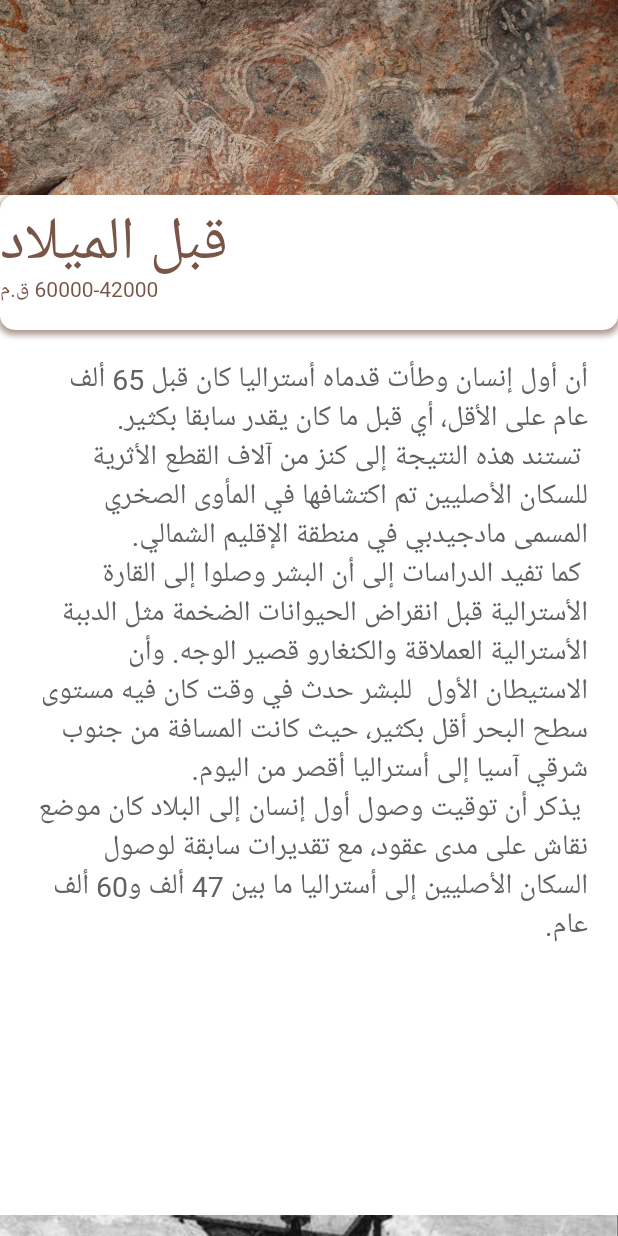
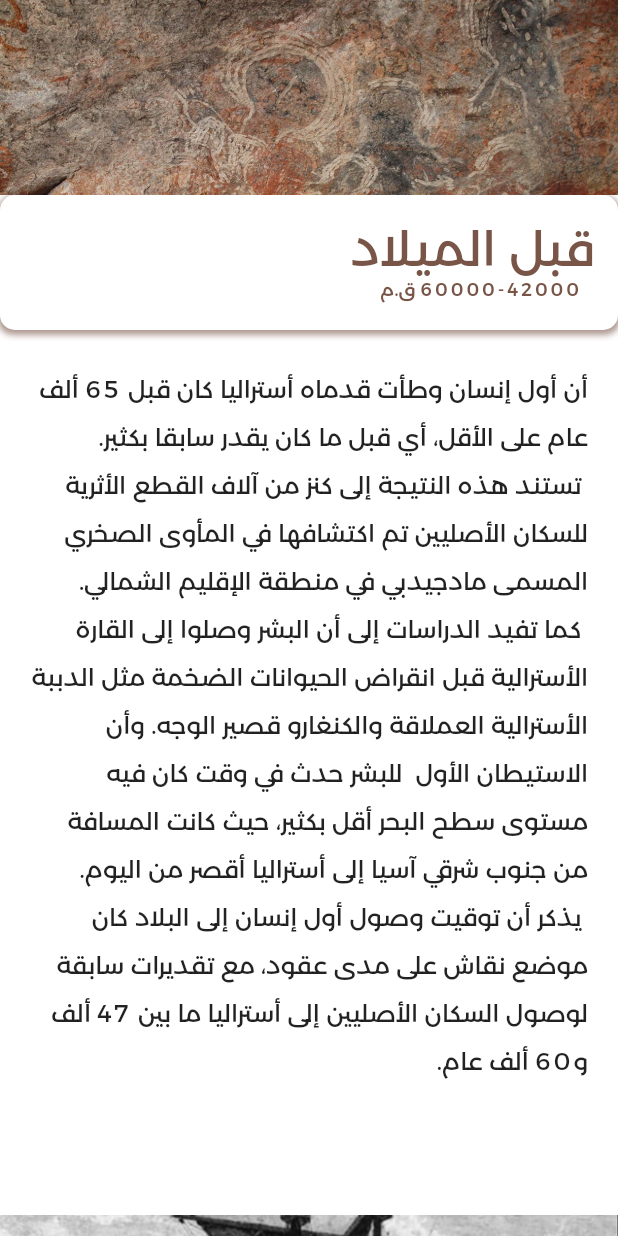
Before and after one commit to AboutAustralia/aboutAustralia, a Flutter app: the HistoryOfAustralia widget shown alone on an empty page, opened directly, on a phone screen of 412 x 824 dp. Run offline on Flutter 3.47's test engine with Material 2 defaults, Android fonts, the light colour scheme and no system bars; our stand-ins replace cloud_firestore, firebase_auth, firebase_core, firebase_database, flutter_secure_storage, font_awesome_flutter and 3 more; missing offline and left inert: onboarding; accounts and stored records are empty; network calls fail.

Commit message:
fixed history page

```diff
--- a/lib/theme/app_typography.dart
+++ b/lib/theme/app_typography.dart
@@ -2,10 +2,26 @@ import 'package:flutter/cupertino.dart';
 import 'package:about_australia/theme/app_colors.dart';
 
 class AppTypography {
-  static const header = TextStyle(fontFamily: "Montserrat", fontSize: 40);
-  static const headerMedium = TextStyle(fontFamily: "Montserrat", fontSize: 24);
+  static const header = TextStyle(
+    fontFamily: "Montserrat",
+    fontSize: 40,
+    letterSpacing: 2,
+  );
+  static const header2 = TextStyle(
+    fontFamily: "Montserrat",
+    fontSize: 32,
+    height: 0.9,
+    letterSpacing: 2,
+  );
+
+  static const headerMedium = TextStyle(
+    fontFamily: "Montserrat",
+    fontSize: 24,
+    letterSpacing: 2,
+  );
 
   static const bodySmall = TextStyle(
+      letterSpacing: 2,
       fontFamily: "Montserrat",
       fontSize: 12,
       fontWeight: FontWeight.w100,
@@ -16,6 +32,13 @@ class AppTypography {
       fontWeight: FontWeight.w500,
       letterSpacing: 2,
       height: 24 / 16);
+
+  static const bodyNormal2 = TextStyle(
+      fontFamily: "Montserrat",
+      fontSize: 16,
+      fontWeight: FontWeight.w400,
+      letterSpacing: 2,
+      height: 2);
   static const bodyMedium2 = TextStyle(
       fontFamily: "Montserrat",
       fontSize: 14,
--- a/lib/views/history_of_australia.dart
+++ b/lib/views/history_of_australia.dart
@@ -1,8 +1,7 @@
+import 'package:about_australia/theme/app_typography.dart';
 import 'package:flutter/cupertino.dart';
 import 'package:flutter/material.dart';
 import 'dart:math' as math;
-
-
 
 class _SliverAppBarDelegate extends SliverPersistentHeaderDelegate {
   _SliverAppBarDelegate({
@@ -76,22 +75,21 @@ class HistoryOfAustralia extends StatelessWidget {
               )
             ])),
         child: Column(
-          crossAxisAlignment: CrossAxisAlignment.end,
+          crossAxisAlignment: CrossAxisAlignment.start,
           children: <Widget>[
             Padding(
-              padding: const EdgeInsets.only(top: 25, right: 13.0),
+                padding: const EdgeInsets.only(top: 24, right: 16.0),
                 child: Text(
                   title,
-                textAlign: TextAlign.right,
-                style: TextStyle(height: 0.7, color: colour, fontSize: 40),
-              ),
-            ),
+                  style: AppTypography.header2.copyWith(color: colour),
+                )),
             Padding(
-              padding: const EdgeInsets.only(right: 13.0),
+              padding: const EdgeInsets.only(right: 24.0),
               child: Text(
                 Stitle,
                 textAlign: TextAlign.right,
-                style: TextStyle(color: colour, fontSize: 14),
+                style: AppTypography.bodySmall
+                    .copyWith(color: colour, fontWeight: FontWeight.w500),
               ),
             ),
           ],
@@ -104,14 +102,15 @@ class HistoryOfAustralia extends StatelessWidget {
       child: Text(
         cont,
         textAlign: TextAlign.right,
-        style: TextStyle(color: Colors.grey[700], fontSize: 19),
+        style: AppTypography.bodyNormal2.copyWith(fontWeight: FontWeight.w400),
       ),
     );
   }
 
   @override
   Widget build(BuildContext context) {
-    return SafeArea(
+    return Scrollbar(
+      child: SafeArea(
         child: CustomScrollView(
           slivers: <Widget>[
             makeHeader('قبل الميلاد', 'assets/art.jpg'),
@@ -216,6 +215,7 @@ class HistoryOfAustralia extends StatelessWidget {
             ),
           ],
         ),
+      ),
     );
   }
 }
```
Lines whose indentation alone changed are shown as unchanged.
